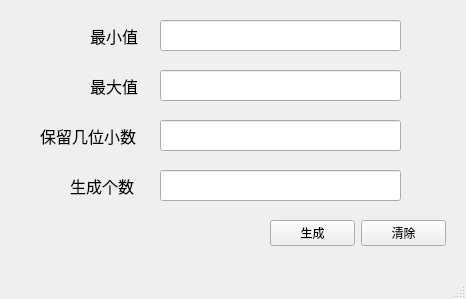
Before: the Qt Designer form ui/rand_decimal.ui in hengdai/pyapp, drawn with Qt 5.
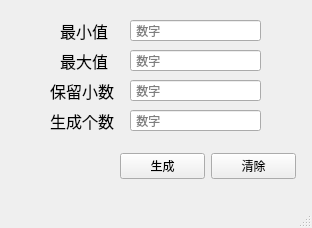
After: the same form once the commit is applied.

Patch:
```diff
--- a/ui/rand_decimal.ui
+++ b/ui/rand_decimal.ui
@@ -6,8 +6,8 @@
    <rect>
     <x>0</x>
     <y>0</y>
-    <width>466</width>
-    <height>299</height>
+    <width>312</width>
+    <height>228</height>
    </rect>
   </property>
   <property name="windowTitle">
@@ -17,10 +17,10 @@
    <widget class="QWidget" name="verticalLayoutWidget">
     <property name="geometry">
      <rect>
-      <x>270</x>
-      <y>220</y>
+      <x>120</x>
+      <y>150</y>
       <width>176</width>
-      <height>27</height>
+      <height>32</height>
      </rect>
     </property>
     <layout class="QHBoxLayout" name="horizontalLayout">
@@ -43,53 +43,65 @@
    <widget class="QLineEdit" name="min">
     <property name="geometry">
      <rect>
-      <x>160</x>
+      <x>130</x>
       <y>20</y>
-      <width>241</width>
-      <height>31</height>
+      <width>131</width>
+      <height>21</height>
      </rect>
     </property>
-    <property name="placeholderText">
+    <property name="text">
      <string/>
     </property>
+    <property name="placeholderText">
+     <string> 数字</string>
+    </property>
    </widget>
    <widget class="QLineEdit" name="keep">
     <property name="geometry">
      <rect>
-      <x>160</x>
-      <y>120</y>
-      <width>241</width>
-      <height>31</height>
+      <x>130</x>
+      <y>80</y>
+      <width>131</width>
+      <height>21</height>
      </rect>
     </property>
+    <property name="placeholderText">
+     <string> 数字</string>
+    </property>
    </widget>
    <widget class="QLineEdit" name="max">
     <property name="geometry">
      <rect>
-      <x>160</x>
-      <y>70</y>
-      <width>241</width>
-      <height>31</height>
+      <x>130</x>
+      <y>50</y>
+      <width>131</width>
+      <height>21</height>
      </rect>
     </property>
+    <property name="placeholderText">
+     <string> 数字</string>
+    </property>
    </widget>
    <widget class="QLineEdit" name="count">
     <property name="geometry">
      <rect>
-      <x>160</x>
-      <y>170</y>
-      <width>241</width>
-      <height>31</height>
+      <x>130</x>
+      <y>110</y>
+      <width>131</width>
+      <height>21</height>
      </rect>
     </property>
+    <property name="placeholderText">
+     <string> 数字</string>
+    </property>
    </widget>
    <widget class="QLabel" name="label_4">
     <property name="geometry">
      <rect>
-      <x>70</x>
-      <y>170</y>
+      <x>50</x>
+      <y>110</y>
       <width>71</width>
-      <height>31</height>
+      <height>21</height>
      </rect>
     </property>
     <property name="font">
@@ -105,10 +117,10 @@
    <widget class="QLabel" name="label_5">
     <property name="geometry">
      <rect>
-      <x>90</x>
+      <x>60</x>
       <y>20</y>
       <width>61</width>
-      <height>31</height>
+      <height>21</height>
      </rect>
     </property>
     <property name="font">
@@ -124,10 +136,10 @@
    <widget class="QLabel" name="label_6">
     <property name="geometry">
      <rect>
-      <x>90</x>
-      <y>70</y>
+      <x>60</x>
+      <y>50</y>
       <width>61</width>
-      <height>31</height>
+      <height>21</height>
      </rect>
     </property>
     <property name="font">
@@ -143,10 +155,10 @@
    <widget class="QLabel" name="label_7">
     <property name="geometry">
      <rect>
-      <x>40</x>
-      <y>120</y>
-      <width>111</width>
-      <height>31</height>
+      <x>50</x>
+      <y>80</y>
+      <width>71</width>
+      <height>21</height>
      </rect>
     </property>
     <property name="font">
@@ -156,7 +168,7 @@
      </font>
     </property>
     <property name="text">
-     <string>保留几位小数</string>
+     <string>保留小数</string>
     </property>
    </widget>
   </widget>
```
Left out of the diff: 6 changed lines with no effect on the pictures.
